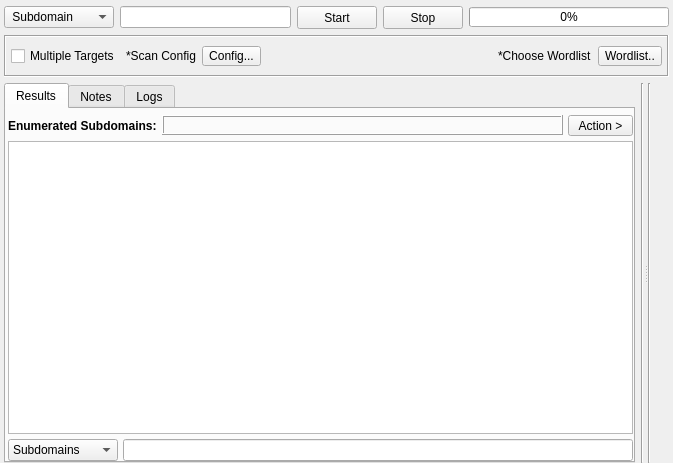
This is sub3suite/src/engines/brute/Brute.ui in 3nock/OTE as Qt 5 draws it before an edit. The edited form follows.
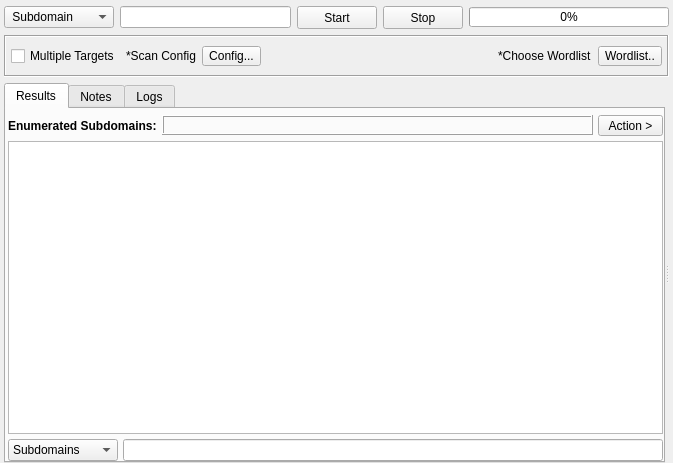
This is the edited form. Custom widgets are drawn as their Qt base class.

```diff
--- a/sub3suite/src/engines/brute/Brute.ui
+++ b/sub3suite/src/engines/brute/Brute.ui
@@ -560,30 +560,10 @@
          </widget>
         </widget>
        </item>
-       <item>
-        <widget class="Line" name="line_2">
-         <property name="styleSheet">
-          <string notr="true"/>
-         </property>
-         <property name="orientation">
-          <enum>Qt::Vertical</enum>
-         </property>
-        </widget>
-       </item>
       </layout>
      </widget>
      <widget class="QWidget" name="layoutWidget">
       <layout class="QHBoxLayout" name="horizontalLayout_2">
-       <item>
-        <widget class="Line" name="line_6">
-         <property name="styleSheet">
-          <string notr="true"/>
-         </property>
-         <property name="orientation">
-          <enum>Qt::Vertical</enum>
-         </property>
-        </widget>
-       </item>
        <item>
         <layout class="QVBoxLayout" name="verticalLayout">
          <item>
```
